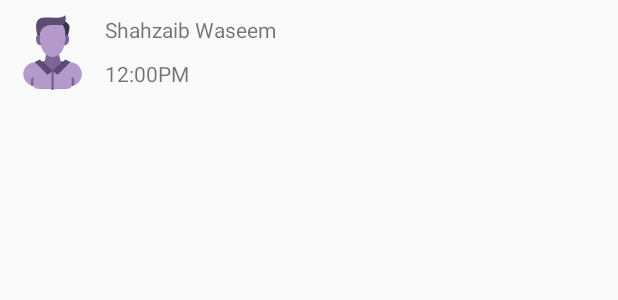
After one commit to ShahzaibWaseem/phoneApp-AndroidViewPager, an Android app: the layout call_logs_list_item.xml on its own in the app's theme, with its tools: preview values and no code run, on a phone screen of 412 x 824 dp. The commit adds this screen. Shown: the top 300 px of the screen. Run offline under Robolectric (Android 15) with nearby library versions, the phone set to English and light mode, and no system bars.

Commit message:
call Logs Fragment and its recyclerView configured

```diff
--- a/app/src/main/java/com/shahzaib/phone/utilClasses.kt
+++ b/app/src/main/java/com/shahzaib/phone/utilClasses.kt
@@ -1,3 +1,5 @@
 package com.shahzaib.phone
 
 class Contact (var name: String, var number: String)
+
+class CallLog (var name: String, var time: String)
--- /dev/null
+++ b/app/src/main/res/layout/call_logs_list_item.xml
@@ -0,0 +1,36 @@
+<?xml version="1.0" encoding="utf-8"?>
+<androidx.constraintlayout.widget.ConstraintLayout xmlns:android="http://schemas.android.com/apk/res/android"
+    android:layout_width="match_parent"
+    android:layout_height="wrap_content"
+    xmlns:tools="http://schemas.android.com/tools"
+    android:padding="10dp"
+    xmlns:app="http://schemas.android.com/apk/res-auto">
+
+    <ImageView
+        android:id="@+id/callLogImage"
+        android:layout_width="50dp"
+        android:layout_height="50dp"
+        android:src="@drawable/ic_person_placeholder"
+        app:layout_constraintTop_toTopOf="parent"
+        app:layout_constraintStart_toStartOf="parent"/>
+
+    <TextView
+        android:id="@+id/callLogName"
+        android:layout_width="wrap_content"
+        android:layout_height="wrap_content"
+        android:layout_marginStart="10dp"
+        tools:text="Shahzaib Waseem"
+        app:layout_constraintTop_toTopOf="parent"
+        app:layout_constraintStart_toEndOf="@+id/callLogImage"/>
+
+    <TextView
+        android:id="@+id/callLogDescription"
+        android:layout_width="wrap_content"
+        android:layout_height="20dp"
+        android:layout_marginStart="10dp"
+        android:layout_marginTop="10dp"
+        tools:text="12:00PM"
+        app:layout_constraintTop_toBottomOf="@+id/callLogName"
+        app:layout_constraintStart_toEndOf="@+id/callLogImage" />
+
+</androidx.constraintlayout.widget.ConstraintLayout>
```
Also changed, not shown: app/src/main/java/com/shahzaib/phone/CallLogsFragment.kt (+32 -1 lines), app/src/main/java/com/shahzaib/phone/adapters/CallLogsListAdapter.kt (added, +28 -0 lines), app/src/main/res/layout/call_logs_fragment.xml (+5 -8 lines).
